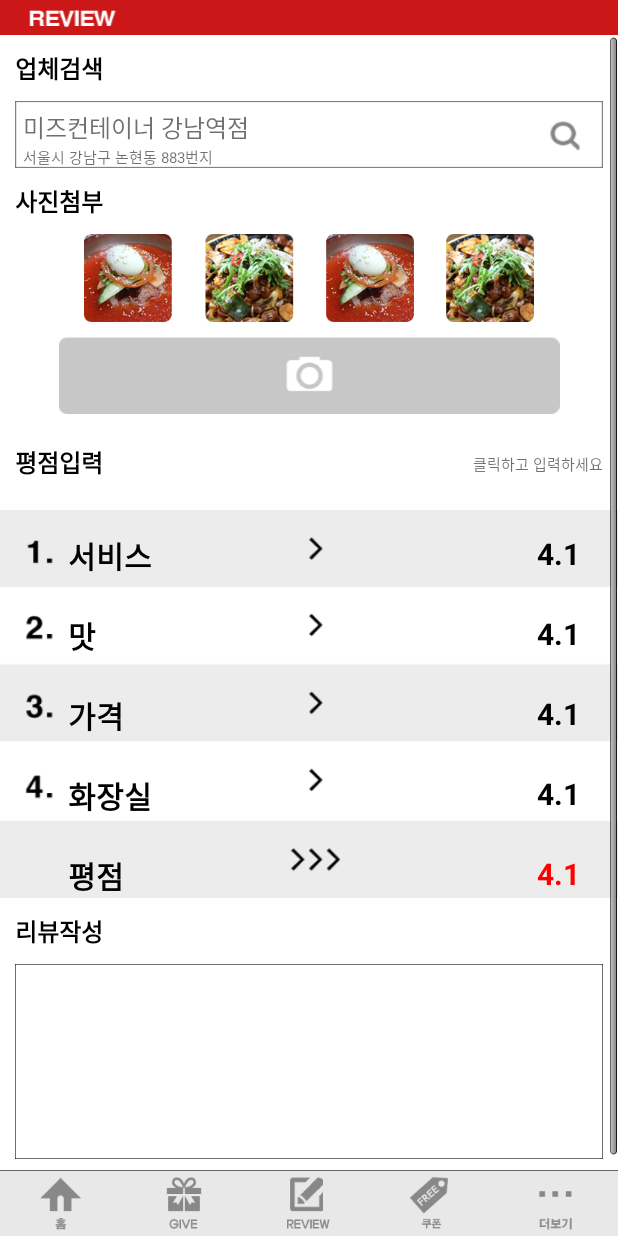
After one commit to verywildbanana/support, an Android app: the layout activity_write.xml on its own in the app's theme, with its tools: preview values and no code run, on a phone screen of 412 x 824 dp. The commit adds this screen. Run offline under Robolectric (Android 15) with nearby library versions, the phone set to English and light mode, and no system bars.

Commit message:
write  작업 완료

```diff
--- a/app/src/main/AndroidManifest.xml
+++ b/app/src/main/AndroidManifest.xml
@@ -64,7 +64,11 @@
             android:configChanges="keyboardHidden|orientation|locale|uiMode"
             android:screenOrientation="portrait"
             android:theme="@style/Theme.NoBackground" />
-
+        <activity
+            android:name=".WriteActivity"
+            android:configChanges="keyboardHidden|orientation|locale|uiMode"
+            android:screenOrientation="portrait"
+            android:theme="@style/Theme.NoBackground" />
 
 
     </application>
--- a/app/src/main/java/com/lhd/giveandreview/ReviewPageActivity.java
+++ b/app/src/main/java/com/lhd/giveandreview/ReviewPageActivity.java
@@ -10,6 +10,7 @@ import android.view.ViewGroup;
 
 import com.lhd.fragment.PoiListForReviewSearchFragment;
 import com.lhd.giveandreview.base.BaseActivity;
+import com.lhd.giveandreview.base.PkIntentManager;
 import com.lhd.view.PkImageView;
 import com.lhd.view.PkViewPager;
 
@@ -49,6 +50,7 @@ public class ReviewPageActivity extends BaseActivity {
 
         mViewPager = (PkViewPager) findViewById(R.id.ContentViewPager);
 
+        findViewById(R.id.WrireReviewBtn).setOnClickListener(mButtonClickListener);
 
         mViewPagerAdapter = new ViewPagerAdapter(getSupportFragmentManager());
         mViewPager.setAdapter(mViewPagerAdapter);
@@ -78,6 +80,12 @@ public class ReviewPageActivity extends BaseActivity {
 
                         mViewPager.setCurrentItem(1);
                     }
+
+                    break;
+
+                case R.id.WrireReviewBtn:
+
+                    PkIntentManager.getInstance().push(ReviewPageActivity.this, WriteActivity.class, true);
 
                     break;
             }
--- /dev/null
+++ b/app/src/main/res/layout/activity_write.xml
@@ -0,0 +1,338 @@
+<RelativeLayout xmlns:android="http://schemas.android.com/apk/res/android"
+    xmlns:tools="http://schemas.android.com/tools"
+    android:layout_width="match_parent"
+    android:layout_height="match_parent"
+    android:background="@color/white"
+    android:orientation="vertical">
+
+    <RelativeLayout
+        android:id="@+id/TopBar"
+        android:layout_width="match_parent"
+        android:layout_height="wrap_content"
+        android:background="@drawable/g_5_1_topbar"></RelativeLayout>
+
+    <com.lhd.view.PkScrollView
+        android:layout_width="match_parent"
+        android:layout_height="match_parent"
+        android:layout_below="@+id/TopBar"
+        android:fillViewport="true">
+
+
+        <LinearLayout
+            android:layout_width="match_parent"
+            android:layout_height="match_parent"
+            android:orientation="vertical">
+
+
+            <com.lhd.view.PkTextView
+                android:layout_width="wrap_content"
+                android:layout_height="wrap_content"
+                android:layout_margin="10dp"
+                android:text="업체검색"
+                android:textColor="@color/black"
+                android:textSize="16dp"
+                android:textStyle="bold" />
+
+
+            <LinearLayout
+                android:layout_width="match_parent"
+                android:layout_height="wrap_content"
+                android:layout_marginLeft="10dp"
+                android:layout_marginRight="10dp"
+                android:background="@drawable/g_9_surch"
+                android:orientation="vertical"
+                android:paddingLeft="5dp"
+                android:paddingTop="5dp">
+
+
+                <com.lhd.view.PkTextView
+                    android:layout_width="wrap_content"
+                    android:layout_height="wrap_content"
+                    android:text="미즈컨테이너 강남역점"
+                    android:textColor="@color/black_op60"
+                    android:textSize="16dp" />
+
+                <com.lhd.view.PkTextView
+                    android:layout_width="wrap_content"
+                    android:layout_height="wrap_content"
+                    android:text="서울시 강남구 논현동 883번지"
+                    android:textColor="@color/black_op60"
+                    android:textSize="10dp" />
+
+            </LinearLayout>
+
+
+            <com.lhd.view.PkTextView
+                android:layout_width="wrap_content"
+                android:layout_height="wrap_content"
+                android:layout_margin="10dp"
+                android:text="사진첨부"
+                android:textColor="@color/black"
+                android:textSize="16dp"
+                android:textStyle="bold" />
+
+            <com.lhd.view.PkImageView
+                android:layout_width="match_parent"
+                android:layout_height="wrap_content"
+                android:src="@drawable/g_9_photo"
+                />
+
+            <com.lhd.view.PkImageView
+                android:layout_width="match_parent"
+                android:layout_height="wrap_content"
+                android:layout_marginTop="10dp"
+                android:src="@drawable/g_9_cam" />
+
+
+            <RelativeLayout
+                android:layout_width="match_parent"
+                android:layout_height="wrap_content"
+                android:orientation="horizontal"
+                android:paddingBottom="10dp"
+                android:paddingTop="10dp">
+
+                <com.lhd.view.PkTextView
+                    android:layout_width="wrap_content"
+                    android:layout_height="wrap_content"
+                    android:layout_margin="10dp"
+                    android:text="평점입력"
+                    android:textColor="@color/black"
+                    android:textSize="16dp"
+                    android:textStyle="bold" />
+
+                <com.lhd.view.PkTextView
+                    android:layout_width="wrap_content"
+                    android:layout_height="wrap_content"
+                    android:layout_alignParentRight="true"
+                    android:layout_marginRight="10dp"
+                    android:layout_marginTop="15dp"
+                    android:text="클릭하고 입력하세요"
+                    android:textColor="@color/black_op60"
+                    android:textSize="10dp" />
+
+            </RelativeLayout>
+
+
+            <LinearLayout
+                android:layout_width="match_parent"
+                android:layout_height="wrap_content"
+                android:background="@drawable/g_9_score"
+                android:orientation="vertical"
+                android:visibility="visible">
+
+                <RelativeLayout
+                    android:layout_width="match_parent"
+                    android:layout_height="wrap_content"
+                    android:layout_marginLeft="45dp"
+                    android:layout_marginRight="25dp"
+                    android:layout_marginTop="15dp"
+                    android:orientation="horizontal">
+
+                    <com.lhd.view.PkTextView
+                        android:layout_width="wrap_content"
+                        android:layout_height="wrap_content"
+                        android:text="서비스"
+                        android:textColor="@color/black"
+                        android:textSize="20dp"
+                        android:textStyle="bold" />
+
+                    <com.lhd.view.PkTextView
+                        android:layout_width="wrap_content"
+                        android:layout_height="wrap_content"
+                        android:layout_alignParentRight="true"
+                        android:text="4.1"
+                        android:textColor="@color/black"
+                        android:textSize="20dp"
+                        android:textStyle="bold" />
+
+                </RelativeLayout>
+
+                <RelativeLayout
+                    android:layout_width="match_parent"
+                    android:layout_height="wrap_content"
+                    android:layout_marginLeft="45dp"
+                    android:layout_marginRight="25dp"
+                    android:layout_marginTop="23dp"
+                    android:orientation="horizontal">
+
+                    <com.lhd.view.PkTextView
+                        android:layout_width="wrap_content"
+                        android:layout_height="wrap_content"
+                        android:text="맛"
+                        android:textColor="@color/black"
+                        android:textSize="20dp"
+                        android:textStyle="bold" />
+
+                    <com.lhd.view.PkTextView
+                        android:layout_width="wrap_content"
+                        android:layout_height="wrap_content"
+                        android:layout_alignParentRight="true"
+                        android:text="4.1"
+                        android:textColor="@color/black"
+                        android:textSize="20dp"
+                        android:textStyle="bold" />
+
+                </RelativeLayout>
+
+                <RelativeLayout
+                    android:layout_width="match_parent"
+                    android:layout_height="wrap_content"
+                    android:layout_marginLeft="45dp"
+                    android:layout_marginRight="25dp"
+                    android:layout_marginTop="23dp"
+                    android:orientation="horizontal">
+
+                    <com.lhd.view.PkTextView
+                        android:layout_width="wrap_content"
+                        android:layout_height="wrap_content"
+                        android:text="가격"
+                        android:textColor="@color/black"
+                        android:textSize="20dp"
+                        android:textStyle="bold" />
+
+                    <com.lhd.view.PkTextView
+                        android:layout_width="wrap_content"
+                        android:layout_height="wrap_content"
+                        android:layout_alignParentRight="true"
+                        android:text="4.1"
+                        android:textColor="@color/black"
+                        android:textSize="20dp"
+                        android:textStyle="bold" />
+
+                </RelativeLayout>
+
+                <RelativeLayout
+                    android:layout_width="match_parent"
+                    android:layout_height="wrap_content"
+                    android:layout_marginLeft="45dp"
+                    android:layout_marginRight="25dp"
+                    android:layout_marginTop="23dp"
+                    android:orientation="horizontal">
+
+                    <com.lhd.view.PkTextView
+                        android:layout_width="wrap_content"
+                        android:layout_height="wrap_content"
+                        android:text="화장실"
+                        android:textColor="@color/black"
+                        android:textSize="20dp"
+                        android:textStyle="bold" />
+
+                    <com.lhd.view.PkTextView
+                        android:layout_width="wrap_content"
+                        android:layout_height="wrap_content"
+                        android:layout_alignParentRight="true"
+                        android:text="4.1"
+                        android:textColor="@color/black"
+                        android:textSize="20dp"
+                        android:textStyle="bold" />
+
+                </RelativeLayout>
+
+
+                <RelativeLayout
+                    android:layout_width="match_parent"
+                    android:layout_height="wrap_content"
+                    android:layout_marginLeft="45dp"
+                    android:layout_marginRight="25dp"
+                    android:layout_marginTop="23dp"
+                    android:orientation="horizontal">
+
+                    <com.lhd.view.PkTextView
+                        android:layout_width="wrap_content"
+                        android:layout_height="wrap_content"
+                        android:text="평점"
+                        android:textColor="@color/black"
+                        android:textSize="20dp"
+                        android:textStyle="bold" />
+
+                    <com.lhd.view.PkTextView
+                        android:layout_width="wrap_content"
+                        android:layout_height="wrap_content"
+                        android:layout_alignParentRight="true"
+                        android:text="4.1"
+                        android:textColor="@color/red"
+                        android:textSize="20dp"
+                        android:textStyle="bold" />
+
+                </RelativeLayout>
+
+            </LinearLayout>
+
+
+            <com.lhd.view.PkTextView
+                android:layout_width="wrap_content"
+                android:layout_height="wrap_content"
+                android:layout_marginRight="10dp"
+                android:layout_marginTop="10dp"
+                android:layout_marginLeft="10dp"
+                android:text="리뷰작성"
+                android:textColor="@color/black"
+                android:textSize="16dp"
+                android:textStyle="bold" />
+
+            <RelativeLayout
+                android:layout_width="match_parent"
+                android:layout_height="150dp"
+                android:orientation="horizontal"
+                android:padding="10dp">
+
+
+                <com.lhd.view.PkEditText
+                    android:id="@+id/WriteEditTxt"
+                    android:layout_margin="5dp"
+                    android:layout_width="match_parent"
+                    android:layout_height="match_parent"
+                    android:gravity="top"
+                    android:textColor="@color/black"
+                    android:background="@null"
+                    android:visibility="gone"
+                    android:textSize="13dp"
+                    />
+
+                <View
+                    android:layout_width="match_parent"
+                    android:layout_height="1px"
+                    android:background="@color/black_op60" />
+
+                <View
+                    android:layout_width="match_parent"
+                    android:layout_height="1px"
+                    android:layout_alignParentBottom="true"
+                    android:background="@color/black_op60" />
+
+
+                <View
+                    android:layout_width="1px"
+                    android:layout_height="match_parent"
+                    android:background="@color/black_op60" />
+
+                <View
+                    android:layout_width="1px"
+                    android:layout_height="match_parent"
+                    android:layout_alignParentRight="true"
+                    android:background="@color/black_op60" />
+
+            </RelativeLayout>
+
+
+            <com.lhd.view.PkImageView
+                android:layout_width="match_parent"
+                android:layout_height="wrap_content"
+                android:src="@drawable/g_9_ok"
+                android:paddingBottom="60dp"
+                />
+
+
+        </LinearLayout>
+
+    </com.lhd.view.PkScrollView>
+
+    <include
+        layout="@layout/layout_main_menu"
+        android:layout_width="match_parent"
+        android:layout_height="wrap_content"
+        android:layout_alignParentBottom="true"
+        />
+
+
+</RelativeLayout>
```
